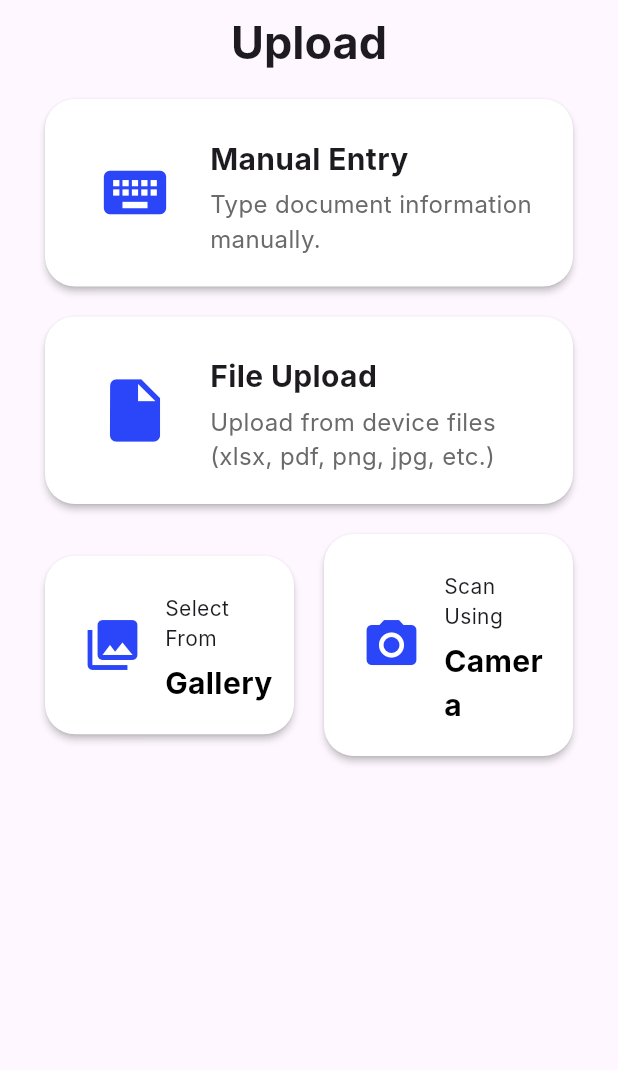
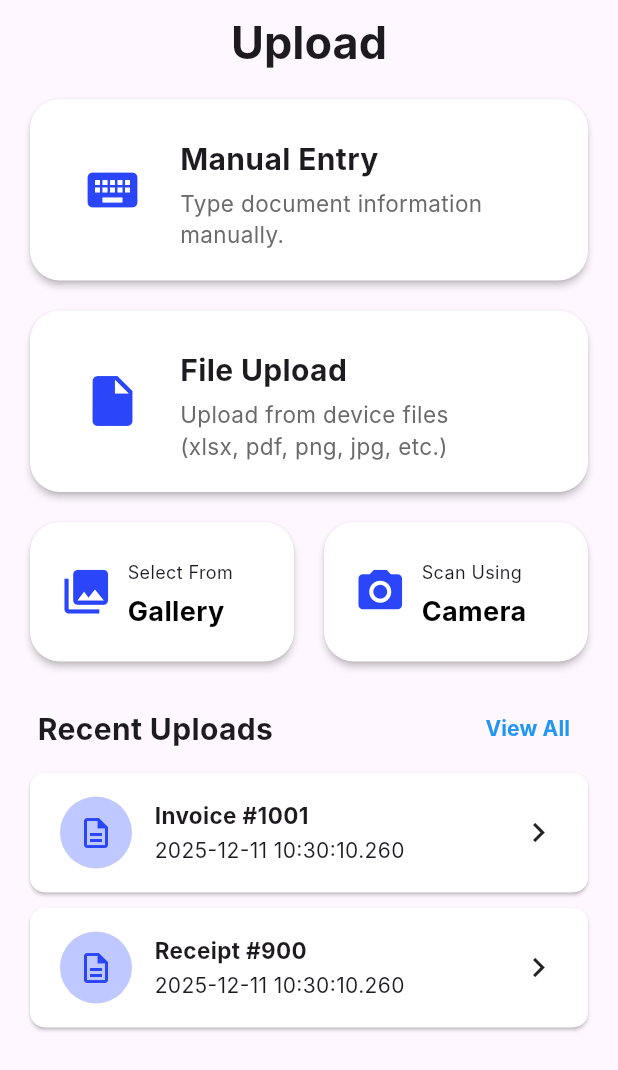
Before and after one commit to 51-Shenn/myfin, a Flutter app: the UploadNav widget shown alone on an empty page, opened directly, on a phone screen of 412 x 824 dp. Shown: the top 1070 px of the screen. Run offline on Flutter 3.47's test engine with Material 3 defaults, Android fonts, the phone set to English and light mode, and no system bars; our stand-ins replace equatable, file_picker, firebase_core, flutter_bloc, flutter_dotenv, flutter_markdown and 1 more; accounts and stored records are empty; Roboto replaces fonts that are missing (Inter).

Commit message:
feat: Refactor upload feature and implement document management

```diff
--- a/lib/core/navigation/upload_nav.dart
+++ b/lib/core/navigation/upload_nav.dart
@@ -1,6 +1,6 @@
 import 'package:flutter/material.dart';
-import 'package:myfin/features/document_uploader/presentation/pages/doc_details.dart';
-import 'package:myfin/features/document_uploader/presentation/pages/upload_main.dart';
+import 'package:myfin/features/upload/presentation/pages/doc_details.dart';
+import 'package:myfin/features/upload/presentation/pages/upload_main.dart';
 
 class UploadNav extends StatefulWidget {
   const UploadNav({super.key});
@@ -21,7 +21,7 @@ class _UploadNavState extends State<UploadNav> {
           settings: settings,
           builder: (BuildContext context) {
             // routes for upload navigation
-            if (settings.name == '/upload_doc_details') {
+            if (settings.name == '/manual_entry') {
               return DocumentDetailsScreen(); // upload doc details screen
             }
 
--- /dev/null
+++ b/lib/features/upload/domain/entities/document.dart
@@ -0,0 +1,27 @@
+class Document {
+  final String id;
+  final String name;
+  final String type;
+  final String status;
+  final String createdBy;
+  final DateTime createdAt;
+  final DateTime updatedAt;
+  final DateTime postingDate;
+  final List<Object>? metadata;
+  final String? refDocType;
+  final String? refDocId;
+
+  Document({
+    required this.id,
+    required this.name,
+    required this.type,
+    required this.status,
+    required this.createdBy,
+    DateTime? createdAt,
+    required this.updatedAt,
+    required this.postingDate,
+    this.metadata,
+    this.refDocType,
+    this.refDocId,
+  }) : createdAt = createdAt ?? DateTime.now();
+}
--- /dev/null
+++ b/lib/features/upload/presentation/cubit/upload_cubit.dart
@@ -0,0 +1,92 @@
+import 'package:flutter_bloc/flutter_bloc.dart';
+import 'package:myfin/features/upload/domain/entities/document.dart';
+import 'package:myfin/features/upload/presentation/cubit/upload_state.dart';
+import 'package:file_picker/file_picker.dart';
+
+class UploadCubit extends Cubit<UploadState> {
+  UploadCubit() : super(UploadInitial());
+
+  Future<void> fetchDocument() async {
+    try {
+      // current state is loading
+      emit(UploadLoading(state.document));
+
+      // show loading indicator (stimulate database call)
+      await Future<void>.delayed(const Duration(seconds: 1));
+
+      // retrive data
+      final List<Document> data = [
+        Document(
+          id: 'DOC001',
+          name: 'Invoice #1001',
+          type: 'Invoice',
+          status: 'Draft',
+          createdBy: 'Admin',
+          updatedAt: DateTime.now(),
+          postingDate: DateTime(2025, 1, 10),
+        ),
+        Document(
+          id: 'DOC002',
+          name: 'Receipt #900',
+          type: 'Receipt',
+          status: 'Posted',
+          createdBy: 'System',
+          createdAt: DateTime(2025, 2, 1),
+          updatedAt: DateTime.now(),
+          postingDate: DateTime(2025, 2, 5),
+        ),
+        Document(
+          id: 'DOC003',
+          name: 'Delivery Order',
+          type: 'DO',
+          status: 'Completed',
+          createdBy: 'Manager',
+          updatedAt: DateTime.now(),
+          postingDate: DateTime(2025, 3, 20),
+          metadata: [
+            {"weight": 120},
+            {"truckNo": "AB1234"},
+          ],
+        ),
+      ];
+
+      // if got data, tell state that currently is not loading
+      emit(UploadLoaded(data));
+
+    } catch (e) {
+      // emit error state if something goes wrong
+      emit(UploadError(state.document, 'Failed to load documents'));
+    }
+  }
+
+  void manualKeyInSelected() {
+
+  }
+
+  void fileUploadSelected() {
+
+  }
+
+  void selectFromGallery() {
+
+  }
+
+  void scanUsingCamera() {
+
+  }
+
+  void recentUploadedDocClicked(Document document) {
+    // nav to doc_details with id (doc_id)
+  }
+
+  void forceLoading() {
+    emit(UploadLoading(state.document));
+
+    // Auto return to loaded state after 3 seconds
+    Future.delayed(Duration(seconds: 2), () {
+      if (!isClosed) {
+        emit(UploadLoaded(state.document));
+      }
+    });
+  }
+}
--- /dev/null
+++ b/lib/features/upload/presentation/cubit/upload_state.dart
@@ -0,0 +1,33 @@
+import 'package:equatable/equatable.dart';
+import 'package:myfin/features/upload/domain/entities/document.dart';
+
+abstract class UploadState extends Equatable {
+  final List<Document> document;
+  const UploadState(this.document);
+
+  @override
+  List<Object> get props => [document];
+}
+
+class UploadInitial extends UploadState {
+  const UploadInitial() : super(const []);
+}
+
+class UploadLoading extends UploadState {
+  const UploadLoading(super.document);
+}
+
+class UploadLoaded extends UploadState {
+  const UploadLoaded(super.recentUploads);
+
+  @override
+  List<Object> get props => [document];
+}
+
+class UploadError extends UploadState {
+  final String message;
+  const UploadError(super.document, this.message);
+
+  @override
+  List<Object> get props => [document, message];
+}
--- a/lib/features/document_uploader/presentation/pages/option.dart
+++ b/lib/features/upload/presentation/pages/option.dart
@@ -6,7 +6,7 @@ enum Option {
     description: 'Type document information manually.',
     icon: Icons.keyboard,
     isMainOption: true,
-    navigateTo: '/upload_doc_details',
+    navigateTo: '/manual_entry',
   ),
   file(
     title: 'File Upload',
--- /dev/null
+++ b/lib/features/upload/presentation/pages/upload_main.dart
@@ -0,0 +1,168 @@
+import 'package:flutter/material.dart';
+import 'package:flutter_bloc/flutter_bloc.dart';
+import 'package:myfin/features/upload/presentation/cubit/upload_cubit.dart';
+import 'package:myfin/features/upload/presentation/cubit/upload_state.dart';
+import 'package:myfin/features/upload/presentation/pages/option.dart';
+import 'package:myfin/features/upload/presentation/widgets/document_card.dart';
+import 'package:myfin/features/upload/presentation/widgets/upload_option_card.dart';
+
+class UploadScreen extends StatelessWidget {
+  const UploadScreen({super.key});
+
+  @override
+  Widget build(BuildContext context) {
+    return BlocProvider(
+      create: (context) => UploadCubit()..fetchDocument(),
+      child: UploadView(),
+    );
+  }
+}
+
+class UploadView extends StatelessWidget {
+  const UploadView({super.key});
+
+  @override
+  Widget build(BuildContext context) {
+    // access the same cubit instance declared in BlocProvider
+    final uploadCubit = context.read<UploadCubit>();
+
+    return Scaffold(
+      appBar: AppBar(
+        title: const Text(
+          'Upload',
+          style: TextStyle(
+            fontFamily: 'Inter',
+            fontSize: 30,
+            fontWeight: FontWeight.bold
+            )
+          ),
+        centerTitle: true,
+      ),
+      body: BlocBuilder<UploadCubit, UploadState>(
+        builder: (context, state) {
+          return SingleChildScrollView(
+            child: Column(
+              children: [
+                UploadOptionCard(option: Option.manual),
+                UploadOptionCard(option: Option.file),
+                Row(
+                  children: [
+                    Expanded(
+                      child: UploadOptionCard(
+                        option: Option.gallery,
+                        customPadding: EdgeInsets.fromLTRB(20, 10, 10, 10)
+                      )
+                    ),
+                    Expanded(
+                      child: UploadOptionCard(
+                        option: Option.scan,
+                        customPadding: EdgeInsets.fromLTRB(10, 10, 20, 10)
+                      )
+                    )
+                  ],
+                ),
+                Padding(
+                  padding: EdgeInsets.symmetric(vertical: 10, horizontal: 20),
+                  child: Column(
+                    crossAxisAlignment: CrossAxisAlignment.center,
+                    mainAxisAlignment: MainAxisAlignment.center,
+                    children: [
+                      Row(
+                        mainAxisAlignment: MainAxisAlignment.center,
+                        children: [
+                          Padding(
+                            padding: EdgeInsets.fromLTRB(5, 10, 0, 10),
+                            child: Text(
+                              'Recent Uploads',
+                              style: TextStyle(
+                                fontFamily: 'Inter',
+                                fontSize: 20,
+                                fontWeight: FontWeight.bold,
+                              ),
+                            ),
+                          ),
+                          Spacer(),
+                          if (state.document.isNotEmpty && state.document.length > 2)
+                            TextButton(
+                              onPressed: () {
+                                uploadCubit.forceLoading();
+                              },
+                              style: TextButton.styleFrom(
+                                splashFactory: NoSplash.splashFactory,
+                              ),
+                              child: Text(
+                                'View All',
+                                style: TextStyle(
+                                  fontFamily: 'Inter',
+                                  fontSize: 14,
+                                  fontWeight: FontWeight.bold,
+                                  color: Colors.blue,
+                                ),
+                              ),
+                            ),
+                        ],
+                      ),
+                      Builder(
+                        builder: (context) {
+                          if (state is UploadLoading) {
+                            return const Center(
+                              child: Column(
+                                children: [
+                                  SizedBox(height: 80),
+                                  CircularProgressIndicator(),
+                                ],
+                              )
+                            );
+                          }
+
+                          if (state is UploadError) {
+                            return Center(
+                              child: Text('Error: ${state.message}'),
+                            );
+                          }
+
+                          if (state is UploadLoaded && state.document.isEmpty) {
+                            return Center(
+                              child: Padding(
+                                padding: const EdgeInsets.fromLTRB(0, 80, 0, 0),
+                                child: Text(
+                                  'No recent uploads',
+                                  style: TextStyle(
+                                    fontSize: 16,
+                                    color: Colors.grey,
+                                  ),
+                                ),
+                              ),
+                            );
+                          }
+
+                          if (state is UploadLoaded) {
+                            return Column(
+                              children: [
+                                for (final doc in state.document.take(2))
+                                  DocumentCard(document: doc),
+                              ],
+                            );
+                          }
+
+                          return const Center(
+                            child: Column(
+                              children: [
+                                SizedBox(height: 50),
+                                CircularProgressIndicator(),
+                              ],
+                            )
+                          );
+                        },
+                      ),
+                    ],
+                  ),
+                ),
+              ],
+            ),
+          );
+        }
+      )
+    );
+  }
+}
--- /dev/null
+++ b/lib/features/upload/presentation/widgets/document_card.dart
@@ -0,0 +1,93 @@
+import 'package:flutter/material.dart';
+import 'package:flutter_bloc/flutter_bloc.dart';
+import 'package:myfin/features/upload/domain/entities/document.dart';
+import 'package:myfin/features/upload/presentation/cubit/upload_cubit.dart';
+import 'package:myfin/features/upload/presentation/cubit/upload_state.dart';
+
+class DocumentCard extends StatelessWidget {
+  // create up to 3 cards only based on the most recent 3
+  // display user-defined doc name, updated_datetime,
+  final Document document;
+
+  const DocumentCard({super.key, required this.document});
+
+  @override
+  Widget build(BuildContext context) {
+    return Padding(
+      padding: EdgeInsets.symmetric(vertical: 5, horizontal: 0),
+      child: Align(
+        alignment: Alignment.center,
+        child: Material(
+          elevation: 1,
+          color: Colors.white,
+          borderRadius: BorderRadius.circular(10.0),
+          clipBehavior: Clip.hardEdge,
+          child: InkWell(
+            onTap: () {
+              // TODO
+            },
+            borderRadius: BorderRadius.circular(10.0),
+            child: Padding(
+              padding: EdgeInsets.symmetric(vertical: 16.0, horizontal: 20.0),
+              child: Row(
+                mainAxisAlignment: MainAxisAlignment.center,
+                children: [
+                  Container(
+                    width: 48,
+                    height: 48,
+                    decoration: BoxDecoration(
+                      color: const Color(0xFFC0C9FF),
+                      borderRadius: BorderRadius.circular(27),
+                    ),
+                    child: Icon(
+                      Icons.description_outlined,
+                      size: 24,
+                      color: const Color(0xFF2B46F9),
+                    ),
+                  ),
+                  const SizedBox(width: 15),
+                  BlocBuilder<UploadCubit, UploadState>(
+                    builder: (context, state) {
+                      return Expanded(
+                        child: Column(
+                          crossAxisAlignment: CrossAxisAlignment.start,
+                          children: [
+                            Text(
+                              document.name,
+                              maxLines: 1,
+                              overflow: TextOverflow.ellipsis,
+                              style: const TextStyle(
+                                fontFamily: 'Inter',
+                                fontSize: 15,
+                                fontWeight: FontWeight.bold,
+                              ),
+                            ),
+                            const SizedBox(height: 3),
+                            Text(
+                              document.updatedAt.toString(),
+                              maxLines: 1,
+                              overflow: TextOverflow.ellipsis,
+                              style: const TextStyle(
+                                fontFamily: 'Inter',
+                                fontSize: 14,
+                              ),
+                            ),
+                          ],
+                        ),
+                      );
+                    }
+                  ),
+                  const SizedBox(width: 10),
+                  const Icon(
+                    Icons.navigate_next,
+                    size: 26,
+                  ),
+                ]
+              )
+            )
+          ),
+        ),
+      )
+    );
+  }
+}
--- a/lib/features/document_uploader/presentation/pages/upload_main.dart
+++ b/lib/features/upload/presentation/widgets/upload_option_card.dart
@@ -1,65 +1,25 @@
 import 'package:flutter/material.dart';
-import 'package:myfin/features/document_uploader/presentation/pages/option.dart';
+import 'package:myfin/features/upload/presentation/pages/option.dart';
 
-class UploadScreen extends StatefulWidget {
-  const UploadScreen ({super.key});
+class UploadOptionCard extends StatelessWidget {
+  final Option option;
+  final EdgeInsetsGeometry? customPadding;
 
-  @override
-  State<UploadScreen> createState() => _UploadScreenState();
-}
-
-class _UploadScreenState extends State<UploadScreen> {
+  const UploadOptionCard({
+    super.key,
+    required this.option,
+    this.customPadding
+  });
 
   @override
   Widget build(BuildContext context) {
-    return Scaffold(
-      appBar: AppBar(
-        title: const Text(
-          'Upload',
-          style: TextStyle(
-            fontFamily: 'Inter',
-            fontSize: 30,
-            fontWeight: FontWeight.bold
-            )
-          ),
-        centerTitle: true,
-      ),
-      body: SingleChildScrollView(
-        child: Column(
-          children: [
-            _buildUploadOptionCard(Option.manual),
-            _buildUploadOptionCard(Option.file),
-            Row(
-              children: [
-                Expanded(
-                  child: _buildUploadOptionCard(
-                    Option.gallery,
-                    customPadding: EdgeInsets.fromLTRB(30, 10, 10, 10)
-                  )
-                ),
-                Expanded(
-                  child: _buildUploadOptionCard(
-                    Option.scan,
-                    customPadding: EdgeInsets.fromLTRB(10, 10, 30, 10)
-                  )
-                )
-              ],
-            ),
-            _buildRecentUploads(),
-          ],
-        )
-      )
-    );
-  }
-
-  Widget _buildUploadOptionCard(Option option, {EdgeInsetsGeometry? customPadding}) {
-    double iconSize = option.isMainOption? 50 : 40;
-    double titleFontSize = option.isMainOption? 20: 14;
-    double descFontSize = option.isMainOption? 16 : 20;
-    double horizontalPadding = option.isMainOption? 25 : 15;
+    double iconSize = option.isMainOption? 40 : 35;
+    double titleFontSize = option.isMainOption? 20: 12;
+    double descFontSize = option.isMainOption? 15 : 18;
+    double horizontalPadding = option.isMainOption? 25 : 10;
 
     return Padding(
-      padding: customPadding?? EdgeInsets.symmetric(vertical: 10, horizontal: 30),
+      padding: customPadding?? EdgeInsets.symmetric(vertical: 10, horizontal: 20),
       child: Align(
         alignment: Alignment.center,
         child: Material(
@@ -69,7 +29,7 @@ class _UploadScreenState extends State<UploadScreen> {
           clipBehavior: Clip.hardEdge,
           child: Center(
             child: InkWell(
-              onTap: () => Navigator.pushNamed(context, option.navigateTo), // should get button to navigate to their own
+              onTap: () => Navigator.pushNamed(context, option.navigateTo),
               borderRadius: BorderRadius.circular(20),
               child: Padding(
                 padding: EdgeInsets.symmetric(vertical: 20.0, horizontal: 10.0),
@@ -116,8 +76,4 @@ class _UploadScreenState extends State<UploadScreen> {
       )
     );
   }
-
-  Widget _buildRecentUploads() {
-    return Container(); // TODO
-  }
 }
--- a/pubspec.yaml
+++ b/pubspec.yaml
@@ -16,6 +16,8 @@ dependencies:
   google_generative_ai: ^0.4.0
   flutter_dotenv: ^5.2.1
   flutter_markdown: ^0.7.3
+  equatable: ^2.0.7
+  file_picker: ^10.3.7
 
 dev_dependencies:
   flutter_test:
```
Also changed, not shown: lib/features/document_uploader/domain/repositories/document_repository.dart (deleted), lib/features/document_uploader/presentation/bloc/upload_bloc.dart (deleted), lib/features/document_uploader/presentation/bloc/upload_event.dart (deleted), lib/features/document_uploader/presentation/bloc/upload_state.dart (deleted), lib/features/document_uploader/presentation/widgets/upload_options.dart (deleted), lib/features/upload/data/datasources/document_remote_data_source.dart (added), lib/features/upload/data/models/document_model.dart (added), lib/features/upload/data/repositories/document_repository_impl.dart (added), lib/features/upload/domain/repositories/document_repository.dart (added), lib/features/upload/presentation/pages/doc_details.dart (renamed from lib/features/document_uploader/presentation/pages/doc_details.dart), lib/features/upload/presentation/pages/upload_history.dart (renamed from lib/features/document_uploader/presentation/pages/upload_history.dart), pubspec.lock, 2 other files.
